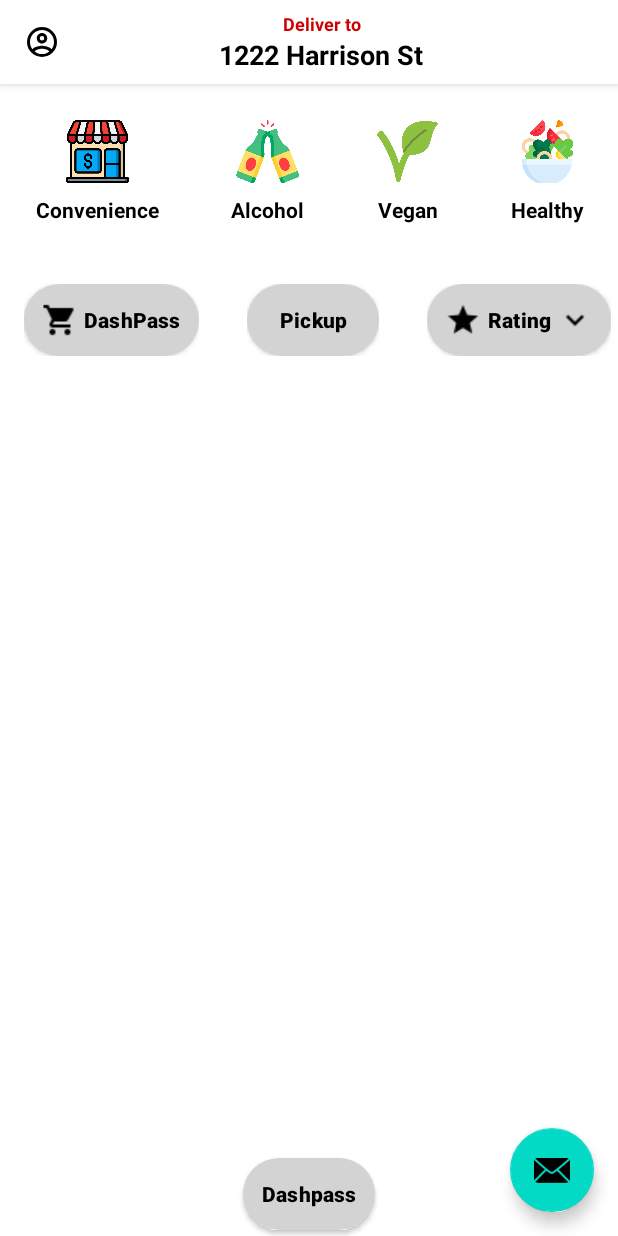
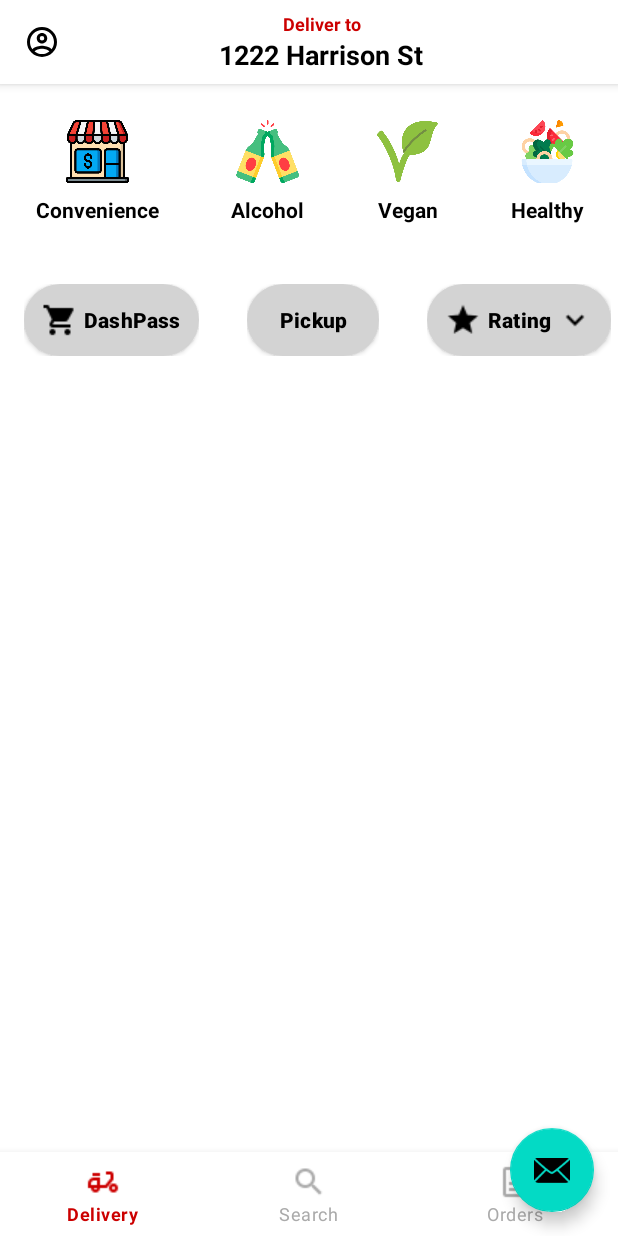
Before and after one commit to djain2405/Food-Ordering-Android-App, an Android app: the screen it shows after launch (MainActivity), on a phone screen of 412 x 824 dp. Run offline under Robolectric (Android 15) with nearby library versions, the phone set to English and light mode, and no system bars; our stand-ins replace navigation-ui.

Commit message:
Added bottom tab component

```diff
--- /dev/null
+++ b/app/src/main/res/drawable/tab_item_foreground.xml
@@ -0,0 +1,5 @@
+<?xml version="1.0" encoding="utf-8"?>
+<selector xmlns:android="http://schemas.android.com/apk/res/android">
+    <item android:state_checked="true" android:color="@android:color/holo_red_dark"/>
+    <item android:color="@android:color/darker_gray"/>
+</selector>
--- a/app/src/main/res/layout/content_main.xml
+++ b/app/src/main/res/layout/content_main.xml
@@ -16,4 +16,18 @@
         app:layout_constraintRight_toRightOf="parent"
         app:layout_constraintTop_toTopOf="parent"
         app:navGraph="@navigation/nav_graph" />
+
+    <com.google.android.material.bottomnavigation.BottomNavigationView
+        android:id="@+id/bottom_navigation_view"
+        android:layout_width="0dp"
+        android:layout_height="wrap_content"
+        android:layout_marginStart="0dp"
+        android:layout_marginEnd="0dp"
+        app:menu="@menu/bottom_nav"
+        app:itemIconTint="@drawable/tab_item_foreground"
+        app:itemTextColor="@drawable/tab_item_foreground"
+        app:layout_constraintBottom_toBottomOf="parent"
+        app:layout_constraintStart_toStartOf="parent"
+        app:layout_constraintEnd_toEndOf="parent"/>
+
 </androidx.constraintlayout.widget.ConstraintLayout>
--- /dev/null
+++ b/app/src/main/res/menu/bottom_nav.xml
@@ -0,0 +1,15 @@
+<?xml version="1.0" encoding="utf-8"?>
+<menu xmlns:android="http://schemas.android.com/apk/res/android">
+    <item
+        android:id="@+id/deliveryFragment"
+        android:title="Delivery"
+        android:icon="@drawable/delivery"/>
+    <item
+        android:id="@+id/searchFragment"
+        android:title="Search"
+        android:icon="@drawable/search"/>
+    <item
+        android:id="@+id/ordersFragment"
+        android:title="Orders"
+        android:icon="@drawable/order"/>
+</menu>
```
Also changed, not shown: app/src/main/res/drawable/delivery.png (added), app/src/main/res/drawable/order.png (added), app/src/main/res/drawable/search.png (added).
